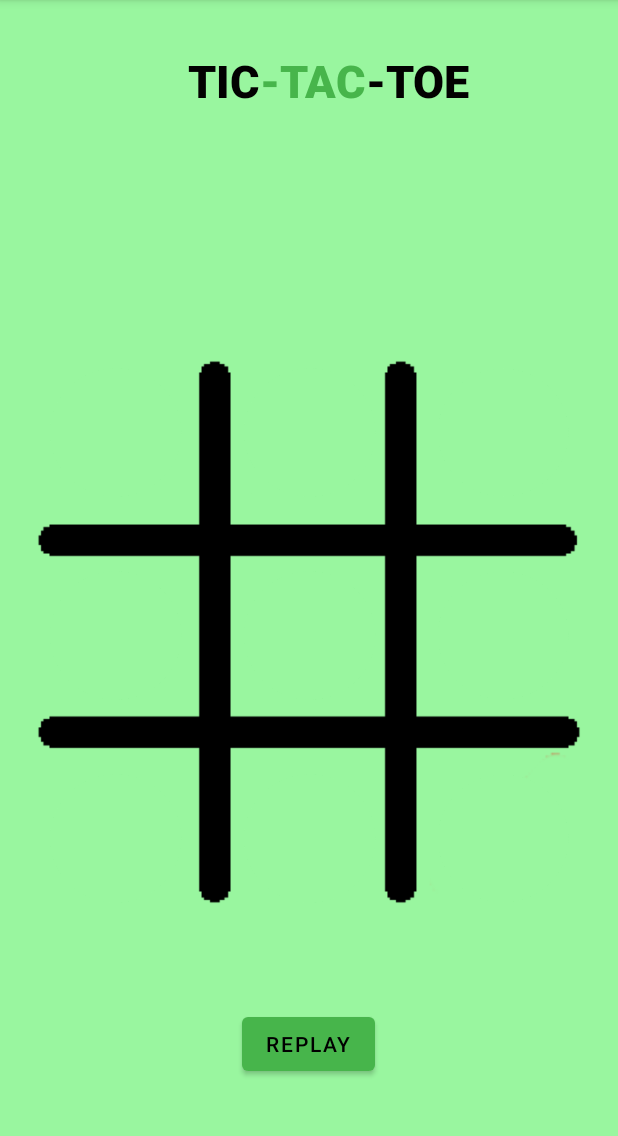
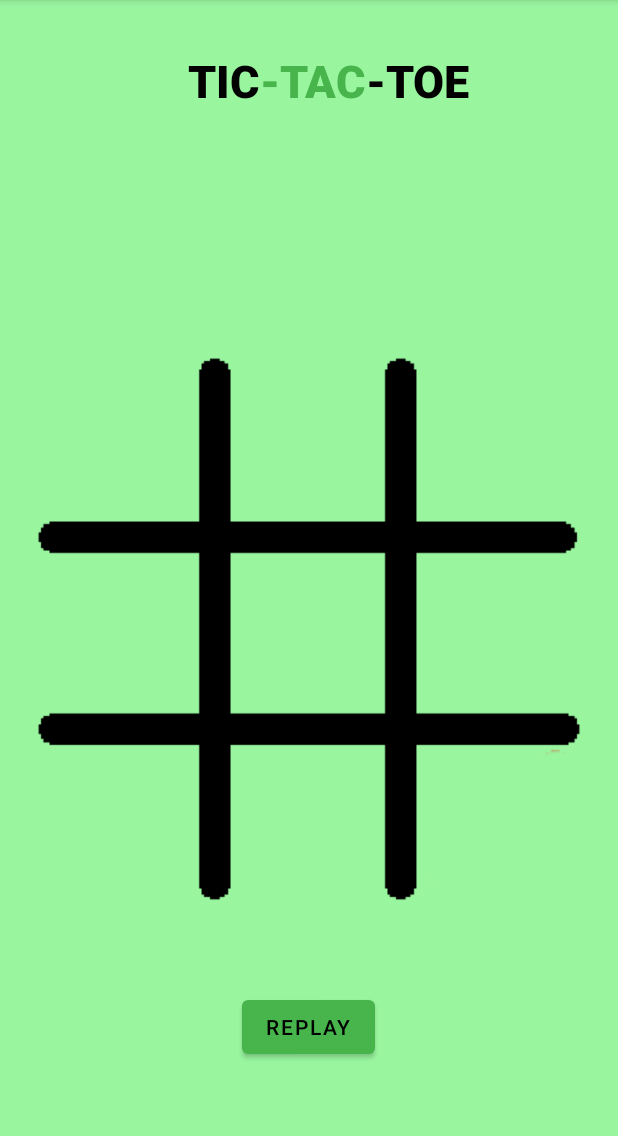
Before and after one commit to binarysmith1719/TicTacToe-Application, an Android app: the MainActivity screen opened directly, with no data from a screen before it, on a phone screen of 412 x 824 dp, the part 84-1220 px from its top. Run offline under Robolectric (Android 15) with nearby library versions, the phone set to English and light mode, and no system bars.

Commit message:
TicTacToe_App

```diff
--- a/app/src/main/res/layout/activity_main.xml
+++ b/app/src/main/res/layout/activity_main.xml
@@ -44,6 +44,7 @@
         android:id="@+id/imageView2"
         android:layout_width="wrap_content"
         android:layout_height="wrap_content"
+        android:paddingBottom="4dp"
         app:layout_constraintBottom_toBottomOf="parent"
         app:layout_constraintEnd_toEndOf="parent"
         app:layout_constraintStart_toStartOf="parent"
@@ -52,8 +53,8 @@
 
     <LinearLayout
         android:id="@+id/linearLayout"
-        android:layout_width="387dp"
-        android:layout_height="406dp"
+        android:layout_width="wrap_content"
+        android:layout_height="wrap_content"
         android:orientation="vertical"
         app:layout_constraintBottom_toBottomOf="parent"
         app:layout_constraintEnd_toEndOf="parent"
@@ -61,15 +62,15 @@
         app:layout_constraintTop_toBottomOf="@+id/textView">
 
         <LinearLayout
-            android:layout_width="match_parent"
+            android:layout_width="wrap_content"
             android:layout_height="wrap_content"
-            android:layout_weight="1"
+            android:layout_weight="3"
             android:orientation="horizontal">
 
             <ImageView
                 android:id="@+id/imageView5"
-                android:layout_width="wrap_content"
-                android:layout_height="140dp"
+                android:layout_width="120dp"
+                android:layout_height="120dp"
                 android:layout_weight="1"
                 android:onClick="LetsGo"
                 android:padding="10dp"
@@ -78,8 +79,8 @@
 
             <ImageView
                 android:id="@+id/imageView4"
-                android:layout_width="wrap_content"
-                android:layout_height="140dp"
+                android:layout_width="120dp"
+                android:layout_height="120dp"
                 android:layout_weight="1"
                 android:onClick="LetsGo"
                 android:padding="10dp"
@@ -88,8 +89,8 @@
 
             <ImageView
                 android:id="@+id/imageView3"
-                android:layout_width="wrap_content"
-                android:layout_height="140dp"
+                android:layout_width="120dp"
+                android:layout_height="120dp"
                 android:layout_weight="1"
                 android:onClick="LetsGo"
                 android:padding="10dp"
@@ -100,13 +101,13 @@
         <LinearLayout
             android:layout_width="wrap_content"
             android:layout_height="wrap_content"
-            android:layout_weight="1"
+            android:layout_weight="3"
             android:orientation="horizontal">
 
             <ImageView
                 android:id="@+id/imageView8"
-                android:layout_width="wrap_content"
-                android:layout_height="140dp"
+                android:layout_width="120dp"
+                android:layout_height="120dp"
                 android:layout_weight="1"
                 android:onClick="LetsGo"
                 android:padding="10dp"
@@ -115,8 +116,8 @@
 
             <ImageView
                 android:id="@+id/imageView7"
-                android:layout_width="wrap_content"
-                android:layout_height="140dp"
+                android:layout_width="120dp"
+                android:layout_height="120dp"
                 android:layout_weight="1"
                 android:onClick="LetsGo"
                 android:padding="10dp"
@@ -125,8 +126,8 @@
 
             <ImageView
                 android:id="@+id/imageView6"
-                android:layout_width="wrap_content"
-                android:layout_height="140dp"
+                android:layout_width="120dp"
+                android:layout_height="120dp"
                 android:layout_weight="1"
                 android:onClick="LetsGo"
                 android:padding="10dp"
@@ -137,13 +138,13 @@
         <LinearLayout
             android:layout_width="wrap_content"
             android:layout_height="wrap_content"
-            android:layout_weight="1"
+            android:layout_weight="3"
             android:orientation="horizontal">
 
             <ImageView
                 android:id="@+id/imageView11"
-                android:layout_width="wrap_content"
-                android:layout_height="140dp"
+                android:layout_width="120dp"
+                android:layout_height="120dp"
                 android:layout_weight="1"
                 android:onClick="LetsGo"
                 android:padding="10dp"
@@ -152,8 +153,8 @@
 
             <ImageView
                 android:id="@+id/imageView10"
-                android:layout_width="wrap_content"
-                android:layout_height="140dp"
+                android:layout_width="120dp"
+                android:layout_height="120dp"
                 android:layout_weight="1"
                 android:onClick="LetsGo"
                 android:padding="10dp"
@@ -162,8 +163,8 @@
 
             <ImageView
                 android:id="@+id/imageView9"
-                android:layout_width="wrap_content"
-                android:layout_height="140dp"
+                android:layout_width="120dp"
+                android:layout_height="120dp"
                 android:layout_weight="1"
                 android:onClick="LetsGo"
                 android:padding="10dp"
```
